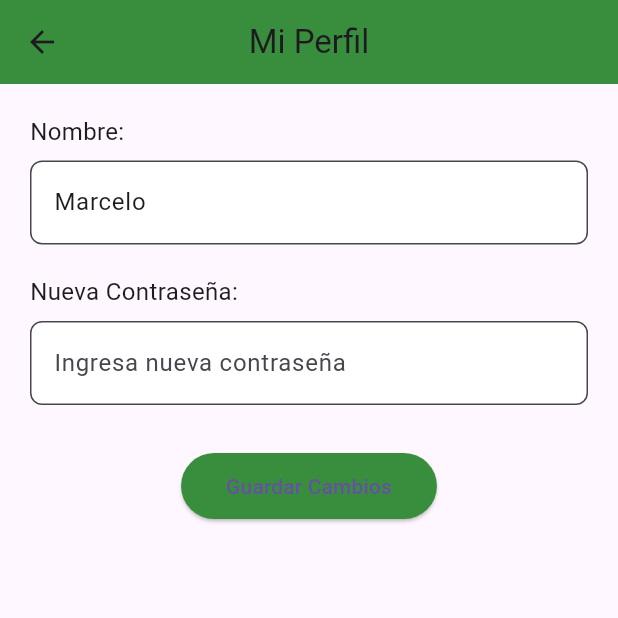
After one commit to epis-upt-flor/proyecto-final-oreganoai, a Flutter app: the PerfilPage screen opened directly, on a phone screen of 412 x 824 dp, the top half of it. The commit adds this screen. Run offline on Flutter 3.47's test engine with Material 3 defaults, Android fonts, the phone set to English and light mode, and no system bars; our stand-ins replace cloud_firestore, firebase_auth, firebase_core, flutter_local_notifications, image_picker, permission_handler; accounts and stored records are empty.

Commit message:
Actualización de vistas: historial, perfil y mejoras en la vista de foto

```diff
--- /dev/null
+++ b/organoai/lib/vista/perfil.dart
@@ -0,0 +1,102 @@
+import 'package:flutter/material.dart';
+
+class PerfilPage extends StatefulWidget {
+  final String nombreUsuario;
+
+  const PerfilPage({super.key, required this.nombreUsuario});
+
+  @override
+  State<PerfilPage> createState() => _PerfilPageState();
+}
+
+class _PerfilPageState extends State<PerfilPage> {
+  late TextEditingController _nombreController;
+  late TextEditingController _nuevaContrasenaController;
+
+  @override
+  void initState() {
+    super.initState();
+    _nombreController = TextEditingController(text: widget.nombreUsuario);
+    _nuevaContrasenaController = TextEditingController();
+  }
+
+  @override
+  void dispose() {
+    _nombreController.dispose();
+    _nuevaContrasenaController.dispose();
+    super.dispose();
+  }
+
+  void _guardarCambios() {
+    final nuevoNombre = _nombreController.text.trim();
+    final nuevaContrasena = _nuevaContrasenaController.text.trim();
+
+    // Aquí podrías guardar estos datos en Firebase o tu base de datos
+    ScaffoldMessenger.of(context).showSnackBar(
+      SnackBar(content: Text('Cambios guardados.')),
+    );
+
+    // Aquí podrías hacer algo como:
+    // await FirebaseAuth.instance.currentUser!.updatePassword(nuevaContrasena);
+    // await actualizarNombreEnFirestore(nuevoNombre);
+  }
+
+  @override
+  Widget build(BuildContext context) {
+    return Scaffold(
+      appBar: AppBar(
+        title: const Text('Mi Perfil'),
+        backgroundColor: Colors.green[700],
+        centerTitle: true,
+      ),
+      body: Padding(
+        padding: const EdgeInsets.all(20),
+        child: Column(
+          crossAxisAlignment: CrossAxisAlignment.start,
+          children: [
+            const Text('Nombre:', style: TextStyle(fontSize: 16)),
+            const SizedBox(height: 8),
+            TextField(
+              controller: _nombreController,
+              decoration: InputDecoration(
+                filled: true,
+                fillColor: Colors.white,
+                hintText: 'Ingresa tu nombre',
+                border: OutlineInputBorder(
+                  borderRadius: BorderRadius.circular(8),
+                ),
+              ),
+            ),
+            const SizedBox(height: 20),
+            const Text('Nueva Contraseña:', style: TextStyle(fontSize: 16)),
+            const SizedBox(height: 8),
+            TextField(
+              controller: _nuevaContrasenaController,
+              obscureText: true,
+              decoration: InputDecoration(
+                filled: true,
+                fillColor: Colors.white,
+                hintText: 'Ingresa nueva contraseña',
+                border: OutlineInputBorder(
+                  borderRadius: BorderRadius.circular(8),
+                ),
+              ),
+            ),
+            const SizedBox(height: 30),
+            Center(
+              child: ElevatedButton(
+                style: ElevatedButton.styleFrom(
+                  backgroundColor: Colors.green[700],
+                  padding:
+                      const EdgeInsets.symmetric(horizontal: 30, vertical: 12),
+                ),
+                onPressed: _guardarCambios,
+                child: const Text('Guardar Cambios'),
+              ),
+            ),
+          ],
+        ),
+      ),
+    );
+  }
+}
```
Also changed, not shown: organoai/lib/datos/escaneos_memoria.dart (added, +19 -0 lines), organoai/lib/vista/configuracion.dart (+11 -5 lines), organoai/lib/vista/foto.dart (+148 -67 lines), organoai/lib/vista/historial.dart (added, +216 -0 lines), organoai/pubspec.lock, 125 other files.
